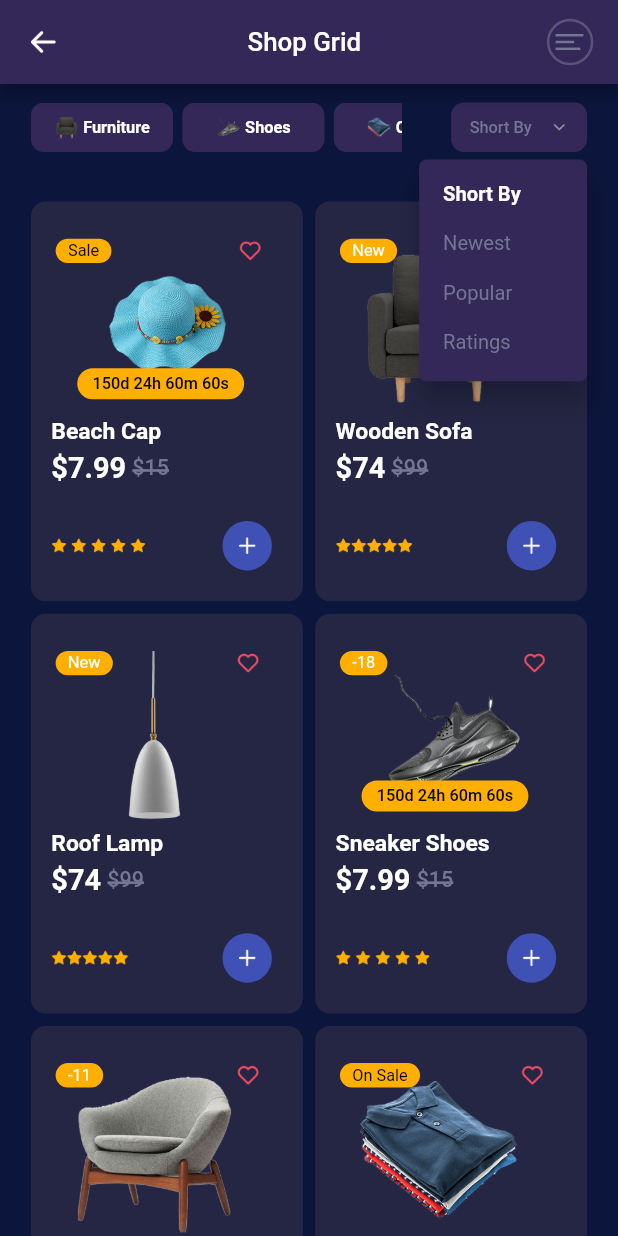
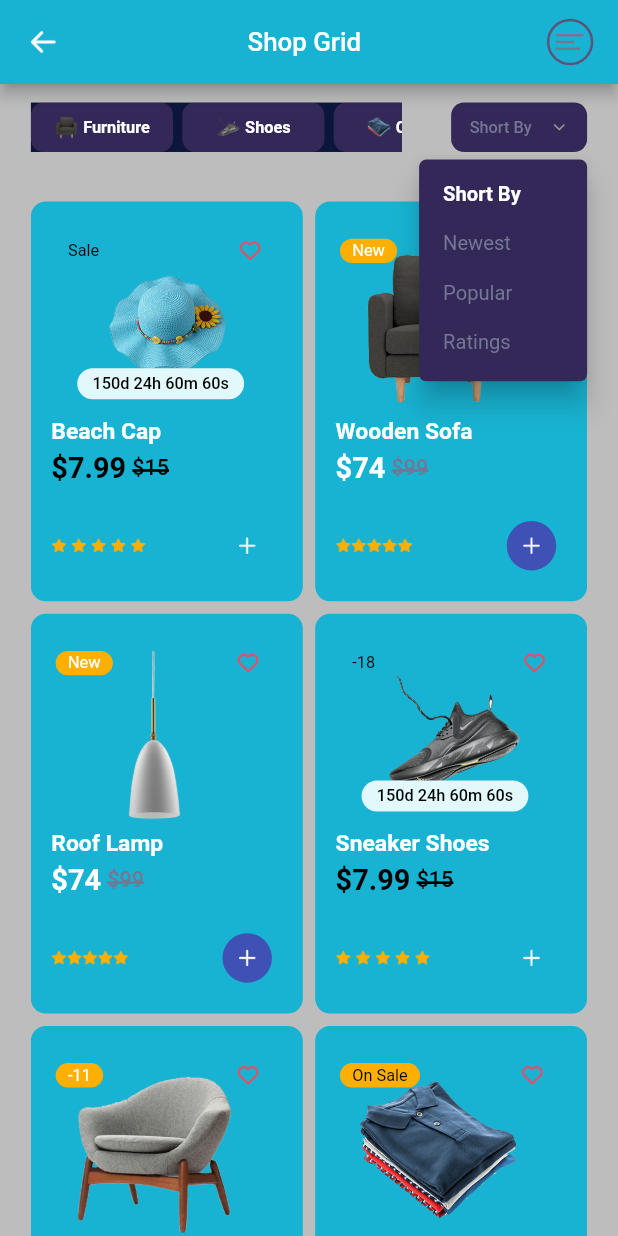
Before and after one commit to Alaminpk05/Suha, a Flutter app: the ShopGrid screen opened directly, after a tap on "Short By", on a phone screen of 412 x 824 dp. Run offline on Flutter 3.47's test engine with Material 3 defaults, Android fonts, the light colour scheme and no system bars; our stand-ins replace badges, get_it, go_router, percent_indicator, persistent_bottom_nav_bar, responsive_sizer and 1 more; Roboto replaces fonts that are missing (PlusJakartaSans-Regular.ttf).

Commit message:
experiment on ui

```diff
--- a/lib/features/home/Widgets/SectionWidgets/cycloneoffer.dart
+++ b/lib/features/home/Widgets/SectionWidgets/cycloneoffer.dart
@@ -57,7 +57,7 @@ class _CycloneOfferSectionState extends State<CycloneOfferSection> {
                 Text(
                   "Cyclone Offer",
                   style: TextStyle(
-                      color: Colors.white,
+                      color: Color.fromRGBO(226, 248, 251, 1),
                       fontSize: 17.sp,
                       fontWeight: FontWeight.w700),
                   overflow: TextOverflow.ellipsis,
--- a/lib/features/home/Widgets/SectionWidgets/homeappbar.dart
+++ b/lib/features/home/Widgets/SectionWidgets/homeappbar.dart
@@ -57,7 +57,8 @@ class HomeAppBar extends StatelessWidget implements PreferredSizeWidget {
                       constraints: BoxConstraints(maxHeight:1.65.h,
                       minWidth: 4.2.w),
                       decoration: const BoxDecoration(
-                        color: Color.fromRGBO(98, 90, 250, 1),
+                        color: Color.fromRGBO(24,179,210,1),
+                        // Color.fromRGBO(98, 90, 250, 1),
                         shape: BoxShape.circle
 
                       ),
@@ -97,7 +98,7 @@ class HomeAppBar extends StatelessWidget implements PreferredSizeWidget {
               width: mobile?6.5.w:4.25.w,
                 padding: EdgeInsets.all(5.sp),
               child: const CircleAvatar(
-                backgroundImage: AssetImage('assets/9.jpg'),
+                backgroundImage: AssetImage('assets/9.jpg',),
               ),
 
             ),
--- a/lib/features/home/Widgets/SectionWidgets/search&filter.dart
+++ b/lib/features/home/Widgets/SectionWidgets/search&filter.dart
@@ -31,7 +31,8 @@ class _Search_FilterState extends State<Search_Filter> {
             height: mobile ? 5.50.h : 5.0.h,
             width: 79.w,
             decoration: BoxDecoration(
-                color: const Color.fromRGBO(51, 40, 88, 1),
+                color:Colors.white,
+                // const Color.fromRGBO(51, 40, 88, 1),
                 borderRadius: BorderRadius.circular(13.sp)),
             child: Padding(
               padding: EdgeInsets.symmetric(horizontal: 4.w),
@@ -40,7 +41,7 @@ class _Search_FilterState extends State<Search_Filter> {
                 crossAxisAlignment: CrossAxisAlignment.center,
                 children: [
                   Image.asset(
-                    'assets/search.png',
+                    'assets/search.png',color: Colors.black26,
                     height: 3.h,
                     width: 6.w,
                   ),
@@ -53,7 +54,9 @@ class _Search_FilterState extends State<Search_Filter> {
                     decoration: const InputDecoration(
                         hintText: "Search in Suha",
                         hintStyle: TextStyle(
-                            color: Color.fromRGBO(153, 172, 148, 0.7)),
+                            color: Colors.black26,
+                            // Color.fromRGBO(153, 172, 148, 0.7)
+                            ),
                         border: InputBorder.none),
                   ))
                 ],
@@ -138,12 +141,13 @@ class _Search_FilterState extends State<Search_Filter> {
                 width: 27.sp,
                 height: 5.h,
                 decoration: BoxDecoration(
-                    color: const Color.fromRGBO(11, 94, 217, 1),
+                    color:  const Color.fromRGBO(24,179,210,1),
+                    // const Color.fromRGBO(11, 94, 217, 1),
                     borderRadius: BorderRadius.circular(12.sp)),
                 child: Padding(
                   padding: const EdgeInsets.all(8.0),
                   child: Image.asset(
-                    'assets/adjustments-horizontal (1).png',
+                    'assets/adjustments-horizontal (1).png',color: Colors.white,
                     fit: BoxFit.contain,
                   ),
                 ),
--- a/lib/features/home/Widgets/SectionWidgets/topproducts.dart
+++ b/lib/features/home/Widgets/SectionWidgets/topproducts.dart
@@ -86,8 +86,9 @@ class TopProductList extends StatelessWidget {
                         name: item.title,
                         image: item.imageUrl,
                         miniButtonword: item.minibuttonword,
-                        miniButtoncolor: const Color.fromRGBO(255, 175, 0, 1),
-                        textcolor: Colors.white,
+                        miniButtoncolor:  Color.fromRGBO(24,179,210,1),
+
+                        textcolor: Colors.black,
                         digitDays: digitDays,
                         digitHours: digitHours,
                         digitMinutes: digitMinutes,
--- a/lib/features/home/Widgets/singlewidgets/categorybuttonwidget.dart
+++ b/lib/features/home/Widgets/singlewidgets/categorybuttonwidget.dart
@@ -1,4 +1,5 @@
 import 'package:flutter/cupertino.dart';
+import 'package:flutter/material.dart';
 import 'package:responsive_sizer/responsive_sizer.dart';
 import 'package:shuhaui/utils/respnsive_helper.dart';
 
@@ -24,7 +25,8 @@ class CategoryWidget extends StatelessWidget {
           height: mobile ? 14.h : 1.h,
           width: mobile ? 22.w : 16.4.w,
           decoration: BoxDecoration(
-              color: const Color.fromRGBO(36, 38, 68, 1),
+              color:Color.fromRGBO(226, 248, 251, 1),
+              // const Color.fromRGBO(36, 38, 68, 1),
               borderRadius: BorderRadius.circular(12.sp)),
           child: Column(
             children: [
@@ -44,7 +46,8 @@ class CategoryWidget extends StatelessWidget {
               regularfont(
                 text: text,
                 fontsize: mobile ? 15.sp : 13.3.sp,
-                color: const Color.fromRGBO(116, 119, 148, 0.8),
+                color:Colors.black
+                // const Color.fromRGBO(116, 119, 148, 0.8),
               )
             ],
           ),
--- a/lib/features/home/Widgets/singlewidgets/cycloneofferCard.dart
+++ b/lib/features/home/Widgets/singlewidgets/cycloneofferCard.dart
@@ -31,7 +31,8 @@ class CycloneOfferWidget extends StatelessWidget {
               top: Mobile?0.5.h:2.h, left: Mobile?0.5.w:0.3.w,
               right: 0.65.h, bottom: Mobile?0.h:3.h),
           decoration: BoxDecoration(
-              color: const Color.fromRGBO(36, 38, 68, 1),
+              color: Color.fromRGBO(226, 248, 251, 1),
+              //  const Color.fromRGBO(36, 38, 68, 1),
               borderRadius: BorderRadius.circular(10)),
           padding: EdgeInsets.only(
              bottom: Mobile?0.h:0.h, top: Mobile?2.3.h:3.h),
@@ -61,7 +62,7 @@ class CycloneOfferWidget extends StatelessWidget {
                       Text(
                         title!,
                         style: TextStyle(
-                            color: Colors.white,
+                             color: Colors.black,
                             fontSize: Mobile?16.sp:14.sp,
                             fontWeight: FontWeight.w700),
                         overflow: TextOverflow.ellipsis,
@@ -73,7 +74,7 @@ class CycloneOfferWidget extends StatelessWidget {
                         Text(
                           "\$7.99",
                           style: TextStyle(
-                              color: Colors.white,
+                              color: Colors.black,
                               fontSize: Mobile?16.sp:14.sp,
                               fontWeight: FontWeight.w700),
                           overflow: TextOverflow.ellipsis,
@@ -83,12 +84,11 @@ class CycloneOfferWidget extends StatelessWidget {
                           child: Text(
                             "\$15",
                             style: TextStyle(
-                              color: const Color.fromRGBO(116, 119, 148, 1),
+                              color: Colors.black,
                               fontSize: Mobile?15.5.sp:13.5.sp,
                               fontWeight: FontWeight.w600,
                               decoration: TextDecoration.lineThrough,
-                              decorationColor:
-                                  const Color.fromRGBO(116, 119, 148, 1),
+                              // decorationColor: const Color.fromRGBO(116, 119, 148, 1),
                               decorationThickness: 0.3.h,
                             ),
                             overflow: TextOverflow.ellipsis,
@@ -104,9 +104,9 @@ class CycloneOfferWidget extends StatelessWidget {
                           Text(
                             "${(value * 100).toStringAsFixed(0)}% Sold",
                             style: TextStyle(
-                              color: const Color.fromRGBO(116, 119, 148, 1),
+                               color: Colors.black,
                               fontSize: 14.sp,
-                              fontWeight: FontWeight.w400,
+                              fontWeight: FontWeight.w600,
                             ),
                           ),
                           LinearPercentIndicator(
@@ -114,7 +114,8 @@ class CycloneOfferWidget extends StatelessWidget {
                             padding: EdgeInsets.symmetric(horizontal: Mobile?0.6.w:0),
                             lineHeight: 0.5.h,
                             percent: value,
-                            progressColor: const Color.fromRGBO(13, 110, 253, 1),
+                            progressColor:const Color.fromRGBO(24,179,210,1),
+                            //  const Color.fromRGBO(13, 110, 253, 1),
                           ),
                         ],
                       )
--- a/lib/features/home/Widgets/singlewidgets/topProductwithouttime.dart
+++ b/lib/features/home/Widgets/singlewidgets/topProductwithouttime.dart
@@ -19,7 +19,8 @@ Widget topProductwithouttime({
     // margin: EdgeInsets.only(
     //     top: 0.5.h, left: mobile?0.5.w:0, right: 1.h, bottom: 0.5.h),
     decoration: BoxDecoration(
-      color: const Color.fromRGBO(36, 38, 68, 1),
+      color:Color.fromRGBO(24,179,210,1),
+      //  const Color.fromRGBO(36, 38, 68, 1),
       borderRadius: BorderRadius.circular(10),
     ),
     child: Stack(
--- a/lib/features/home/Widgets/singlewidgets/topproductswithcountdownCard.dart
+++ b/lib/features/home/Widgets/singlewidgets/topproductswithcountdownCard.dart
@@ -22,7 +22,8 @@ Widget topProductwithtime(
     // margin: EdgeInsets.only(
     //     top: 0.5.h, left:mobile?0.5.w:0, right: 1.h, bottom: 0.5.h),
     decoration: BoxDecoration(
-      color: const Color.fromRGBO(36, 38, 68, 1),
+      color:Color.fromRGBO(24,179,210,1),
+      // const Color.fromRGBO(36, 38, 68, 1),
       borderRadius: BorderRadius.circular(10),
     ),
     child: Stack(
@@ -81,7 +82,9 @@ Widget topProductwithtime(
             height: mobile ? 2.5.h : 1.7.h,
             width: mobile ? 27.w : 16.w,
             decoration: BoxDecoration(
-              color: const Color.fromRGBO(255, 175, 0, 1),
+              color: Color.fromRGBO(226, 248, 251, 1),
+
+
               borderRadius: BorderRadius.circular(20.sp),
             ),
             child: Center(
@@ -113,7 +116,7 @@ Widget topProductwithtime(
               Text(
                 "\$7.99",
                 style: TextStyle(
-                  color: Colors.white,
+                  color: Colors.black,
                   fontSize: mobile ? 18.sp : 23.px,
                   fontWeight: FontWeight.w700,
                 ),
@@ -123,11 +126,13 @@ Widget topProductwithtime(
               Text(
                 "\$15",
                 style: TextStyle(
-                  color: const Color.fromRGBO(116, 119, 148, 1),
+                  color:Colors.black,
+                  // const Color.fromRGBO(116, 119, 148, 1),
                   fontSize: mobile ? 15.5.sp : 13.5.sp,
                   fontWeight: FontWeight.w500,
                   decoration: TextDecoration.lineThrough,
-                  decorationColor: const Color.fromRGBO(116, 119, 148, 1),
+                  decorationColor:Colors.black,
+                  //  const Color.fromRGBO(116, 119, 148, 1),
                   decorationThickness: 0.3.h,
                 ),
                 overflow: TextOverflow.ellipsis,
@@ -161,7 +166,7 @@ Widget topProductwithtime(
                     : 2.5
                         .h, // Use 4.h for both dimensions to maintain the circle
                 decoration: const BoxDecoration(
-                  color: Colors.indigo,
+                  color: Color.fromRGBO(24,179,210,1),
                   shape: BoxShape.circle,
                 ),
                 child: Center(
--- a/lib/features/home/Widgets/singlewidgets/viewallButton.dart
+++ b/lib/features/home/Widgets/singlewidgets/viewallButton.dart
@@ -26,7 +26,8 @@ class ViewProductlist extends StatelessWidget {
           ,
           ElevatedButton(onPressed: ontab,
               style: ElevatedButton.styleFrom(
-                  backgroundColor: const Color.fromRGBO(36, 38, 68, 1),
+                  backgroundColor:Color.fromRGBO(226, 248, 251, 1),
+                  //  const Color.fromRGBO(36, 38, 68, 1),
                    minimumSize: Size(0.w,mobile?4.1.h:3.5.h),
 
 
@@ -38,9 +39,11 @@ class ViewProductlist extends StatelessWidget {
                 children: [
                   regularfont(text: "View all",
                   fontsize: mobile?15.sp:13.5.sp,
-                      color: Colors.white),
+                      color: Colors.black),
                   SizedBox(width: mobile?2.w:1.w,),
-                  Image.asset('assets/arrow-narrow-right.png',height: 3.h,width: mobile?3.w:2.5.w,)
+                  Image.asset('assets/arrow-narrow-right.png',
+                  color: Colors.black,
+                  height: 3.h,width: mobile?3.w:2.5.w,)
                 ],
               ))
         ],
--- a/lib/main.dart
+++ b/lib/main.dart
@@ -20,11 +20,15 @@ class MyApp extends StatelessWidget {
           title: 'Demo Ui',
           theme: ThemeData(
             appBarTheme: const AppBarTheme(
-              backgroundColor: Color.fromRGBO(51, 40, 88, 1),
+              backgroundColor:Color.fromRGBO(24,179,210,1),
+
+              //  Color.fromRGBO(51, 40, 88, 1),
             ),
-            scaffoldBackgroundColor: const Color.fromRGBO(12, 21, 59, 1),
+            scaffoldBackgroundColor: Colors.black26,
+            // const Color.fromRGBO(12, 21, 59, 1),
             bottomNavigationBarTheme: const BottomNavigationBarThemeData(
-              backgroundColor: Color.fromRGBO(51, 40, 88, 1),
+              backgroundColor:Color.fromRGBO(24,179,210,1),
+              //  Color.fromRGBO(51, 40, 88, 1),
             ),
             useMaterial3: false,
           ),
```
Also changed, not shown: lib/features/home/home_view.dart (+0 -25 lines).
